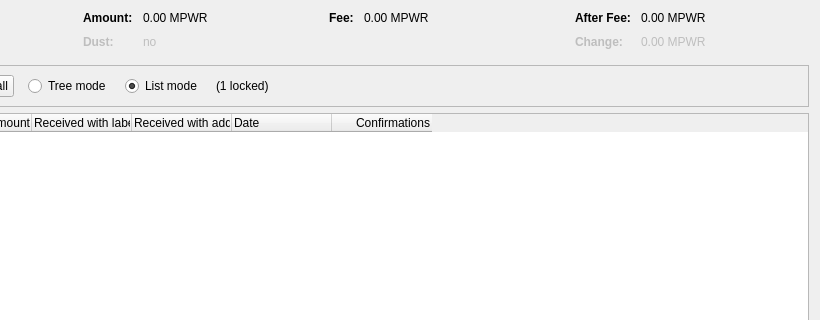
SaltineChips/Rubix-V3.0.0.0, file src/qt/forms/coincontroldialog.ui: the form before one commit; both pictures show x 180 to 1000 and y 0 to 320 of the 1000 by 500 pixel window.
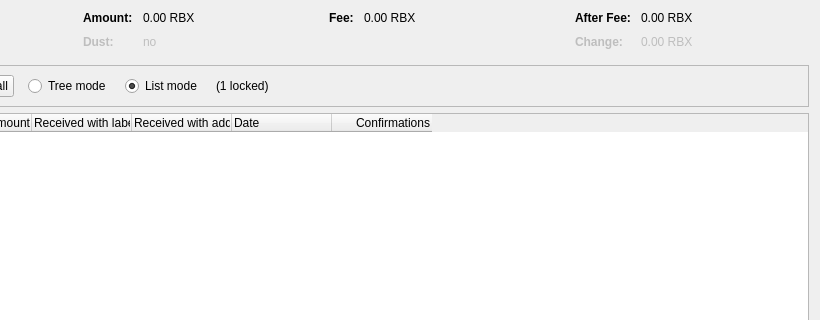
The form after the commit. Custom widgets are drawn as their Qt base class.

Diff of the .ui file:
```diff
--- a/src/qt/forms/coincontroldialog.ui
+++ b/src/qt/forms/coincontroldialog.ui
@@ -132,7 +132,7 @@
           <enum>Qt::ActionsContextMenu</enum>
          </property>
          <property name="text">
-          <string notr="true">0.00 MPWR</string>
+          <string notr="true">0.00 RBX</string>
          </property>
          <property name="textInteractionFlags">
           <set>Qt::LinksAccessibleByMouse|Qt::TextSelectableByKeyboard|Qt::TextSelectableByMouse</set>
@@ -212,7 +212,7 @@
           <enum>Qt::ActionsContextMenu</enum>
          </property>
          <property name="text">
-          <string notr="true">0.00 MPWR</string>
+          <string notr="true">0.00 RBX</string>
          </property>
          <property name="textInteractionFlags">
           <set>Qt::LinksAccessibleByMouse|Qt::TextSelectableByKeyboard|Qt::TextSelectableByMouse</set>
@@ -257,7 +257,7 @@
           <enum>Qt::ActionsContextMenu</enum>
          </property>
          <property name="text">
-          <string notr="true">0.00 MPWR</string>
+          <string notr="true">0.00 RBX</string>
          </property>
          <property name="textInteractionFlags">
           <set>Qt::LinksAccessibleByMouse|Qt::TextSelectableByKeyboard|Qt::TextSelectableByMouse</set>
@@ -292,7 +292,7 @@
           <enum>Qt::ActionsContextMenu</enum>
          </property>
          <property name="text">
-          <string notr="true">0.00 MPWR</string>
+          <string notr="true">0.00 RBX</string>
          </property>
          <property name="textInteractionFlags">
           <set>Qt::LinksAccessibleByMouse|Qt::TextSelectableByKeyboard|Qt::TextSelectableByMouse</set>
```
